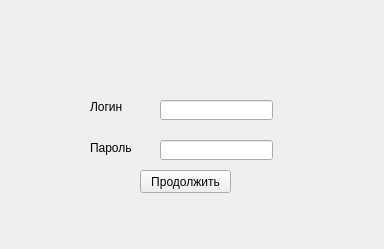
First picture: the form in UI/insert_login_parol.ui, repository Vadcrut/morskoi_boi, before the edit.
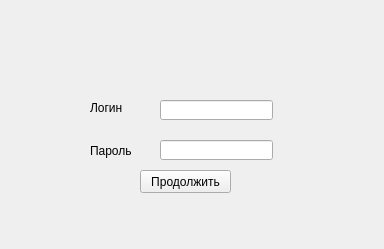
Second picture: the form after the edit.

```diff
--- a/UI/insert_login_parol.ui
+++ b/UI/insert_login_parol.ui
@@ -19,7 +19,7 @@
      <x>90</x>
      <y>100</y>
      <width>47</width>
-     <height>14</height>
+     <height>16</height>
     </rect>
    </property>
    <property name="text">
@@ -32,7 +32,7 @@
      <x>90</x>
      <y>140</y>
      <width>61</width>
-     <height>16</height>
+     <height>21</height>
     </rect>
    </property>
    <property name="text">
```
